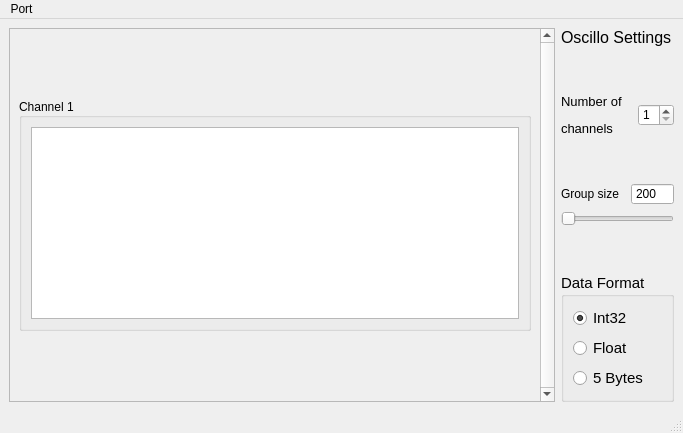
Above: mainwindow.ui from Kortepk/Oscillo-Parser before the change. Below: the same form after it.
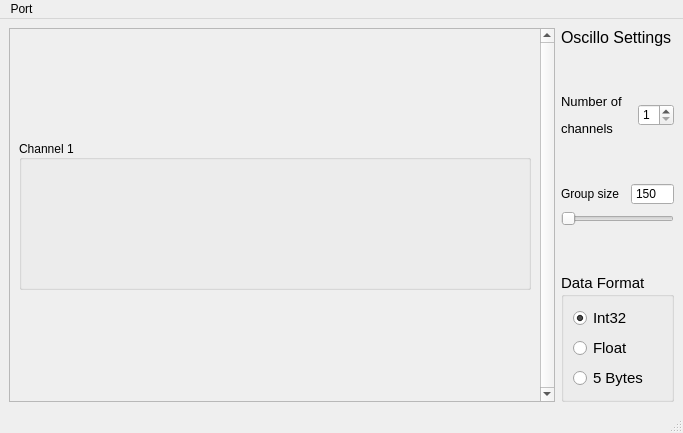
That is the form after the change.

Diff of the .ui file:
```diff
--- a/mainwindow.ui
+++ b/mainwindow.ui
@@ -64,6 +64,12 @@
            <height>368</height>
           </rect>
          </property>
+         <property name="sizePolicy">
+          <sizepolicy hsizetype="MinimumExpanding" vsizetype="MinimumExpanding">
+           <horstretch>0</horstretch>
+           <verstretch>0</verstretch>
+          </sizepolicy>
+         </property>
          <layout class="QVBoxLayout" name="Oscillo_Channel_Area_verticalLayout">
           <property name="spacing">
            <number>0</number>
@@ -79,7 +85,7 @@
             <property name="minimumSize">
              <size>
               <width>0</width>
-              <height>50</height>
+              <height>150</height>
              </size>
             </property>
             <property name="title">
@@ -88,18 +94,7 @@
             <property name="alignment">
              <set>Qt::AlignLeading|Qt::AlignLeft|Qt::AlignVCenter</set>
             </property>
-            <layout class="QHBoxLayout" name="horizontalLayout_5">
-             <item>
-              <widget class="QGraphicsView" name="graphicsView_Channel1">
-               <property name="sizePolicy">
-                <sizepolicy hsizetype="Expanding" vsizetype="Minimum">
-                 <horstretch>0</horstretch>
-                 <verstretch>0</verstretch>
-                </sizepolicy>
-               </property>
-              </widget>
-             </item>
-            </layout>
+            <layout class="QHBoxLayout" name="horizontalLayout_5"/>
            </widget>
           </item>
          </layout>
@@ -246,13 +241,13 @@
              <bool>false</bool>
             </property>
             <property name="minimum">
-             <number>50</number>
+             <number>150</number>
             </property>
             <property name="maximum">
              <number>9999</number>
             </property>
             <property name="value">
-             <number>200</number>
+             <number>150</number>
             </property>
            </widget>
           </item>
```
Left out of the diff: 2 changed lines with no effect on the pictures.
